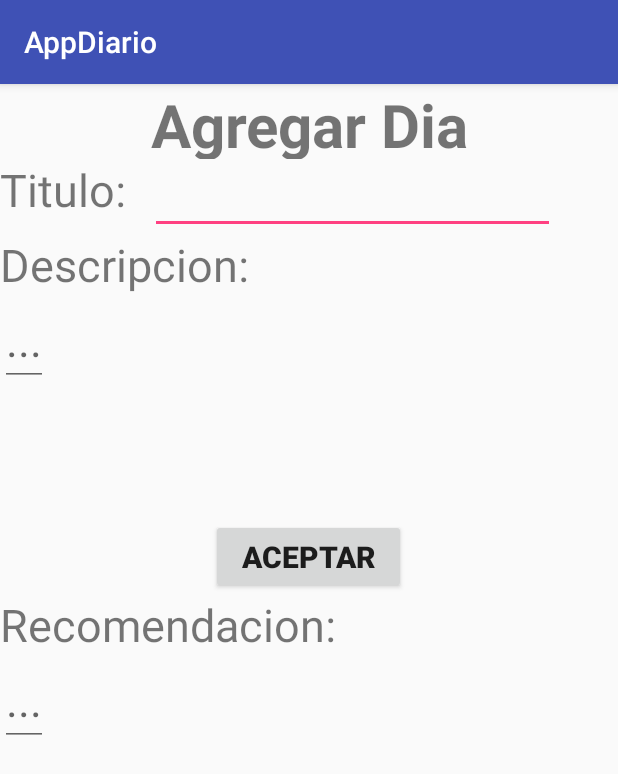
After one commit to MoniGascaF/DiarioApp, an Android app: the Main4ActivityRegDia screen opened directly, with no data from a screen before it, on a phone screen of 412 x 824 dp. The commit adds this screen. Shown: the top 774 px of the screen. Run offline under Robolectric (Android 15) with nearby library versions, the phone set to English and light mode, and no system bars.

Commit message:
Interfaces
Se crearon las interfaces de la lista de los Dias  y la de Registrar Dias.

```diff
--- a/DiarioAndroid/app/src/main/AndroidManifest.xml
+++ b/DiarioAndroid/app/src/main/AndroidManifest.xml
@@ -16,7 +16,9 @@
                 <category android:name="android.intent.category.LAUNCHER" />
             </intent-filter>
         </activity>
-        <activity android:name=".Main2ActivityReg"></activity>
+        <activity android:name=".Main2ActivityReg" />
+        <activity android:name=".Main3ActivityDia" />
+        <activity android:name=".Main4ActivityRegDia"></activity>
     </application>
 
 </manifest>
--- /dev/null
+++ b/DiarioAndroid/app/src/main/java/edu/bajio/appdiario/Main4ActivityRegDia.java
@@ -0,0 +1,13 @@
+package edu.bajio.appdiario;
+
+import android.support.v7.app.AppCompatActivity;
+import android.os.Bundle;
+
+public class Main4ActivityRegDia extends AppCompatActivity {
+
+    @Override
+    protected void onCreate(Bundle savedInstanceState) {
+        super.onCreate(savedInstanceState);
+        setContentView(R.layout.activity_main4_reg_dia);
+    }
+}
--- a/DiarioAndroid/app/src/main/res/layout/activity_main2_reg.xml
+++ b/DiarioAndroid/app/src/main/res/layout/activity_main2_reg.xml
@@ -45,7 +45,7 @@
         android:inputType="textEmailAddress" />
 
     <TextView
-        android:id="@+id/textView12"
+        android:id="@+id/txt"
         android:layout_width="match_parent"
         android:layout_height="wrap_content"
         android:text="Verificar Contraseña:"
--- /dev/null
+++ b/DiarioAndroid/app/src/main/res/layout/activity_main4_reg_dia.xml
@@ -0,0 +1,81 @@
+<?xml version="1.0" encoding="utf-8"?>
+<LinearLayout xmlns:android="http://schemas.android.com/apk/res/android"
+    xmlns:app="http://schemas.android.com/apk/res-auto"
+    xmlns:tools="http://schemas.android.com/tools"
+    android:layout_width="match_parent"
+    android:layout_height="match_parent"
+    android:orientation="vertical"
+    tools:context=".Main4ActivityRegDia">
+
+    <TextView
+        android:layout_width="match_parent"
+        android:layout_height="50dp"
+        android:text="Agregar Dia"
+        android:textAlignment="center"
+        android:textSize="40sp"
+        android:textStyle="bold" />
+
+    <LinearLayout
+        android:layout_width="wrap_content"
+        android:layout_height="50dp">
+
+        <TextView
+            android:layout_width="100dp"
+            android:layout_height="50dp"
+            android:text="Titulo:"
+            android:textSize="30sp" />
+
+        <EditText
+            android:layout_width="270dp"
+            android:layout_height="match_parent"
+            android:id="@+id/txtTitulo"
+            />
+    </LinearLayout>
+
+    <TextView
+        android:layout_width="match_parent"
+        android:layout_height="40dp"
+        android:text="Descripcion:"
+        android:textSize="30sp" />
+
+    <LinearLayout
+        android:layout_width="match_parent"
+        android:layout_height="150dp">
+
+        <EditText
+            android:id="@+id/txtDescripion"
+            android:layout_width="wrap_content"
+            android:layout_height="wrap_content"
+            android:hint="..."
+            android:textSize="30dp"
+            />
+    </LinearLayout>
+
+    <Button
+        android:layout_width="130dp"
+        android:layout_height="50dp"
+        android:text="ACEPTAR"
+        android:textSize="20sp"
+        android:textStyle="bold"
+        android:layout_gravity="center"
+        android:id="@+id/btnAceptarDia"/>
+
+    <TextView
+        android:layout_width="match_parent"
+        android:layout_height="40dp"
+        android:text="Recomendacion:"
+        android:textSize="30sp" />
+
+    <LinearLayout
+        android:layout_width="match_parent"
+        android:layout_height="120dp">
+
+        <EditText
+            android:id="@+id/txtRecomendacion"
+            android:layout_width="wrap_content"
+            android:layout_height="wrap_content"
+            android:hint="..."
+            android:textSize="30dp"
+            />
+    </LinearLayout>
+</LinearLayout>
```
Also changed, not shown: DiarioAndroid/app/src/main/java/edu/bajio/appdiario/Main3ActivityDia.java (added, +13 -0 lines), DiarioAndroid/app/src/main/res/layout/activity_main3_dia.xml (added, +44 -0 lines), 1 other file.
